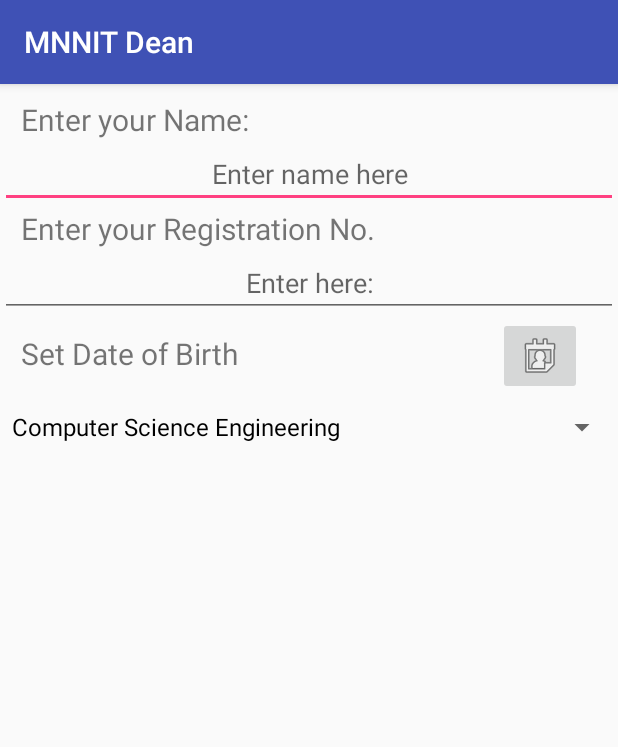
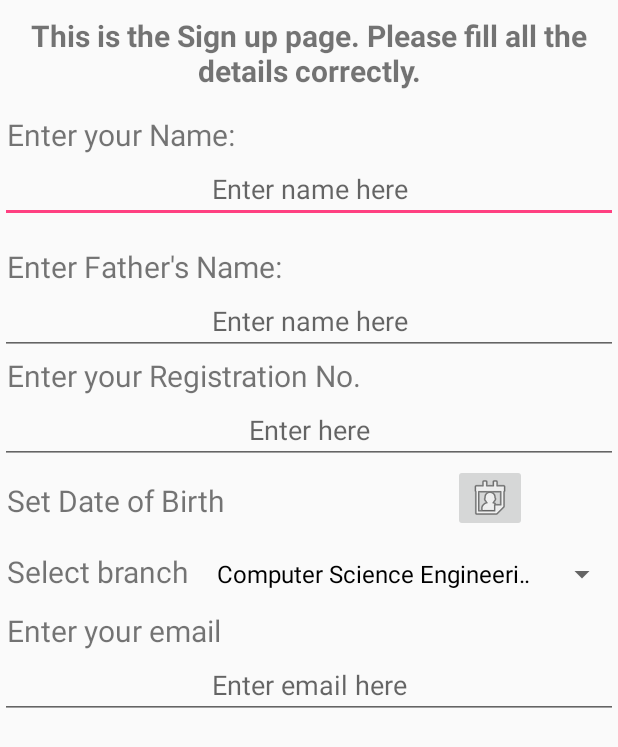
Before and after one commit to harshwall/MNNITDean, an Android app: the signup screen opened directly, with no data from a screen before it, on a phone screen of 412 x 824 dp. Shown: the top 747 px of the screen. Run offline under Robolectric (Android 15) with nearby library versions, the phone set to English and light mode, and no system bars; 1 statement that could not run was skipped.

Commit message:
Login and signup method revised.

```diff
--- a/app/src/main/AndroidManifest.xml
+++ b/app/src/main/AndroidManifest.xml
@@ -17,8 +17,9 @@
             </intent-filter>
         </activity>
         <activity android:name=".loginType" />
-        <activity android:name=".teacherLogin" />
-        <activity android:name=".studentLogin"></activity>
+        <activity
+            android:name=".signup"
+            android:label="@string/title_activity_signup"></activity>
     </application>
 
 </manifest>
--- a/app/src/main/java/com/example/mnnit/mnnitdean/MainActivity.java
+++ b/app/src/main/java/com/example/mnnit/mnnitdean/MainActivity.java
@@ -18,6 +18,7 @@ public class MainActivity extends AppCompatActivity {
     }
 
     public void buttonClicked(View v){
+        finish();
         SharedPreferences sharedPreferences = getSharedPreferences("loginType", 0);
         String logintype = sharedPreferences.getString("logintype", "N/A");
         if (logintype.equals("N/A"))
@@ -26,10 +27,12 @@ public class MainActivity extends AppCompatActivity {
             startActivity(new Intent(this,teacherLogin.class));
         else if(logintype.equals("Student"))
             startActivity(new Intent(this,studentLogin.class));
+
     }
 
 
-//        SharedPreferences.Editor editor=sharedPreferences.edit();
+
+    //        SharedPreferences.Editor editor=sharedPreferences.edit();
 
 
 }
--- a/app/src/main/java/com/example/mnnit/mnnitdean/loginType.java
+++ b/app/src/main/java/com/example/mnnit/mnnitdean/loginType.java
@@ -13,9 +13,14 @@ public class loginType extends AppCompatActivity {
         setContentView(R.layout.activity_login_type);
     }
 
-    public void studentClicked(View v){
-        Intent intent= new Intent(this,studentLogin.class);
+    public void loginclicked(View v){
+
+    }
+    public void signupclicked(View v){
+        Intent intent=new Intent(this,signup.class);
         startActivity(intent);
 
     }
+
+
 }
--- a/app/src/main/java/com/example/mnnit/mnnitdean/studentLogin.java
+++ b/app/src/main/java/com/example/mnnit/mnnitdean/signup.java
@@ -1,25 +1,18 @@
 package com.example.mnnit.mnnitdean;
 
 import android.app.DatePickerDialog;
-import android.support.v7.app.AppCompatActivity;
 import android.os.Bundle;
+import android.app.Activity;
 import android.view.View;
 import android.widget.ArrayAdapter;
-import android.widget.Button;
 import android.widget.DatePicker;
-import android.widget.EditText;
 import android.widget.ImageButton;
-import android.widget.ImageView;
 import android.widget.Spinner;
 import android.widget.TextView;
 
-import org.w3c.dom.Text;
+import java.util.Calendar;
 
-import java.text.SimpleDateFormat;
-import java.util.Calendar;
-import java.util.Locale;
-
-public class studentLogin extends AppCompatActivity {
+public class signup extends Activity {
 
     TextView textView;
     ImageButton dob;
@@ -29,13 +22,12 @@ public class studentLogin extends AppCompatActivity {
     @Override
     protected void onCreate(Bundle savedInstanceState) {
         super.onCreate(savedInstanceState);
-        setContentView(R.layout.activity_student_login);
-
+        setContentView(R.layout.activity_signup);
+//Creates a list of branches using array adapter
         Spinner branch = findViewById(R.id.branch);
         ArrayAdapter<CharSequence> adapter = ArrayAdapter.createFromResource(this, R.array.branch, android.R.layout.simple_spinner_dropdown_item);
         adapter.setDropDownViewResource(android.R.layout.simple_spinner_dropdown_item);
         branch.setAdapter(adapter);
-
 
         textView=(TextView)findViewById(R.id.text3);
         dob=(ImageButton)findViewById(R.id.dob);
@@ -47,11 +39,11 @@ public class studentLogin extends AppCompatActivity {
                 int day=calendar.get(Calendar.DAY_OF_MONTH);
                 int month=calendar.get(Calendar.MONTH);
                 int year=calendar.get(Calendar.YEAR);
-
-                dpd=new DatePickerDialog(studentLogin.this, new DatePickerDialog.OnDateSetListener() {
+//calendar dialog implementation
+                dpd=new DatePickerDialog(signup.this, new DatePickerDialog.OnDateSetListener() {
                     @Override
                     public void onDateSet(DatePicker datePicker, int myear, int mmonth, int mday) {
-                        textView.setText("   DOB:"+mday+"/"+(mmonth+1)+"/"+myear);
+                        textView.setText("Date of BIrth:"+mday+"/"+(mmonth+1)+"/"+myear);
 
                     }
                 },year,month,day);
@@ -60,11 +52,6 @@ public class studentLogin extends AppCompatActivity {
         });
 
 
-
-
     }
 
-
-
-
 }
--- a/app/src/main/res/layout/activity_main.xml
+++ b/app/src/main/res/layout/activity_main.xml
@@ -31,7 +31,6 @@
         android:layout_centerHorizontal="true"
         android:layout_alignParentBottom="true"
         android:layout_marginBottom="30dp"
-
         android:onClick="buttonClicked"
         android:textStyle="bold"
         android:background="#FFFFFF"
--- /dev/null
+++ b/app/src/main/res/layout/activity_signup.xml
@@ -0,0 +1,109 @@
+<?xml version="1.0" encoding="utf-8"?>
+<LinearLayout xmlns:android="http://schemas.android.com/apk/res/android"
+    xmlns:app="http://schemas.android.com/apk/res-auto"
+    xmlns:tools="http://schemas.android.com/tools"
+    android:layout_width="match_parent"
+    android:layout_height="match_parent"
+    tools:context=".signup"
+    android:orientation="vertical">
+
+
+    <TextView
+        android:layout_width="match_parent"
+        android:layout_height="wrap_content"
+        android:layout_marginTop="10dp"
+        android:text="This is the Sign up page. Please fill all the details correctly."
+        android:textSize="20dp"
+        android:textAlignment="center"
+        android:textStyle="bold" />
+    <TextView
+        android:layout_width="match_parent"
+        android:layout_height="wrap_content"
+        android:text=" Enter your Name:"
+        android:layout_marginTop="15dp"
+        android:textSize="20dp" />
+
+    <EditText
+        android:id="@+id/name"
+        android:layout_width="match_parent"
+        android:layout_height="wrap_content"
+        android:layout_below="@+id/text1"
+        android:gravity="center"
+        android:hint="Enter name here" />
+    <TextView
+        android:layout_width="match_parent"
+        android:layout_height="wrap_content"
+        android:text=" Enter Father's Name:"
+        android:layout_marginTop="15dp"
+        android:textSize="20dp" />
+
+    <EditText
+        android:id="@+id/father"
+        android:layout_width="match_parent"
+        android:layout_height="wrap_content"
+        android:gravity="center"
+        android:hint="Enter name here" />
+
+    <TextView
+        android:layout_width="match_parent"
+        android:layout_height="wrap_content"
+        android:inputType="number"
+        android:text=" Enter your Registration No."
+        android:textSize="20dp" />
+
+    <EditText
+        android:id="@+id/regno"
+        android:layout_width="match_parent"
+        android:layout_height="wrap_content"
+        android:gravity="center"
+        android:hint="Enter here" />
+
+    <LinearLayout
+        android:layout_width="match_parent"
+        android:layout_height="wrap_content"
+        android:orientation="horizontal">
+
+        <TextView
+            android:layout_width="302dp"
+            android:layout_height="49dp"
+            android:gravity="center_vertical"
+            android:text=" Set Date of Birth"
+            android:textSize="20dp" />
+
+        <ImageButton
+            android:id="@+id/dob"
+            android:layout_width="49dp"
+            android:layout_height="45dp"
+            android:src="@android:drawable/ic_menu_my_calendar" />
+    </LinearLayout>
+    <LinearLayout
+        android:layout_width="match_parent"
+        android:layout_height="wrap_content"
+        android:orientation="horizontal">
+
+        <TextView
+        android:layout_width="wrap_content"
+        android:layout_height="wrap_content"
+        android:text=" Select branch"
+        android:textSize="20dp"/>
+
+
+        <Spinner
+        android:id="@+id/branch"
+        android:layout_width="match_parent"
+        android:layout_height="wrap_content"
+        android:layout_marginLeft="10dp"
+        android:textAlignment="center"></Spinner>
+    </LinearLayout>
+    <TextView
+        android:layout_width="match_parent"
+        android:layout_height="wrap_content"
+        android:text=" Enter your email"
+        android:textSize="20dp"/>
+    <EditText
+        android:layout_width="match_parent"
+        android:layout_height="wrap_content"
+        android:hint="Enter email here"
+        android:id="@+id/email"
+        android:gravity="center"/>
+</LinearLayout>
--- a/app/src/main/res/layout/activity_student_login.xml
+++ /dev/null
@@ -1,76 +0,0 @@
-<?xml version="1.0" encoding="utf-8"?>
-<RelativeLayout xmlns:android="http://schemas.android.com/apk/res/android"
-    xmlns:app="http://schemas.android.com/apk/res-auto"
-    xmlns:tools="http://schemas.android.com/tools"
-    android:layout_width="match_parent"
-    android:layout_height="match_parent"
-    tools:context=".studentLogin"
-    >
-
-    <TextView
-        android:layout_width="match_parent"
-        android:layout_height="wrap_content"
-        android:text="   Enter your Name:"
-        android:layout_marginTop="10dp"
-        android:textSize="20dp"
-        android:id="@+id/text1"/>
-
-    <EditText
-        android:id="@+id/name"
-        android:layout_width="match_parent"
-        android:layout_height="wrap_content"
-        android:layout_below="@+id/text1"
-        android:layout_alignParentStart="true"
-        android:gravity="center"
-        android:hint="Enter name here" />
-
-    <TextView
-        android:id="@+id/text2"
-        android:layout_width="match_parent"
-        android:layout_height="wrap_content"
-        android:layout_alignParentStart="true"
-        android:layout_below="@+id/name"
-        android:inputType="number"
-        android:text="   Enter your Registration No."
-        android:textSize="20dp" />
-
-    <EditText
-        android:id="@+id/regno"
-        android:layout_width="match_parent"
-        android:layout_height="wrap_content"
-        android:layout_alignParentStart="true"
-        android:layout_below="@+id/text2"
-        android:gravity="center"
-        android:hint="Enter here:" />
-
-    <TextView
-        android:id="@+id/text3"
-        android:layout_width="match_parent"
-        android:layout_height="49dp"
-        android:layout_alignParentStart="true"
-        android:layout_below="@+id/regno"
-        android:inputType="number"
-        android:text="   Set Date of Birth"
-        android:textSize="20dp"
-        android:gravity="center_vertical"/>
-    <ImageButton
-        android:id="@+id/dob"
-        android:layout_width="wrap_content"
-        android:layout_height="wrap_content"
-        android:layout_alignParentEnd="true"
-        android:layout_below="@+id/regno"
-        android:layout_marginEnd="24dp"
-        app:srcCompat="@android:drawable/ic_menu_my_calendar" />
-
-
-    <Spinner
-        android:id="@+id/branch"
-        android:layout_width="match_parent"
-        android:layout_height="wrap_content"
-        android:layout_alignParentStart="true"
-        android:layout_below="@+id/text3"
-        android:textAlignment="center"></Spinner>
-
-
-
-</RelativeLayout>
--- a/app/src/main/res/values/strings.xml
+++ b/app/src/main/res/values/strings.xml
@@ -13,4 +13,5 @@
         <item>Chemical Engineering</item>
         <item>Biotechnology</item>
     </string-array>
+    <string name="title_activity_signup">signup</string>
 </resources>
```
Also changed, not shown: app/src/main/java/com/example/mnnit/mnnitdean/teacherLogin.java (deleted, +0 -13 lines), app/src/main/res/layout/activity_login_type.xml (+45 -15 lines), app/src/main/res/layout/activity_teacher_login.xml (deleted, +0 -9 lines), app/src/main/res/drawable/mnnit_logo.png (added).
